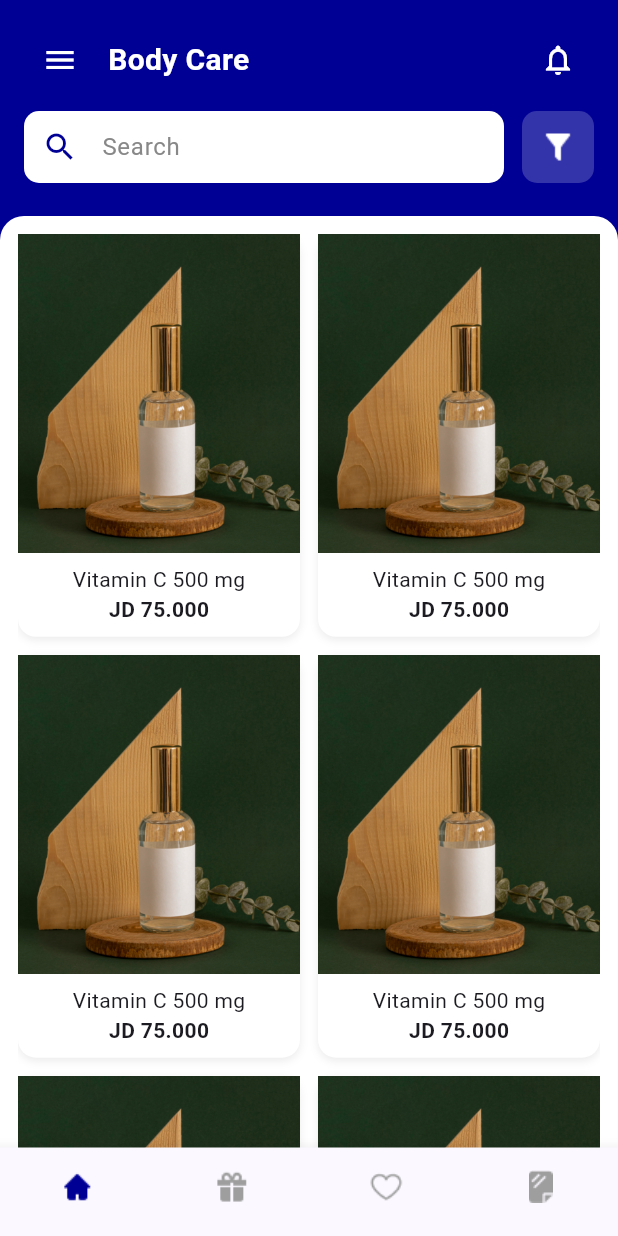
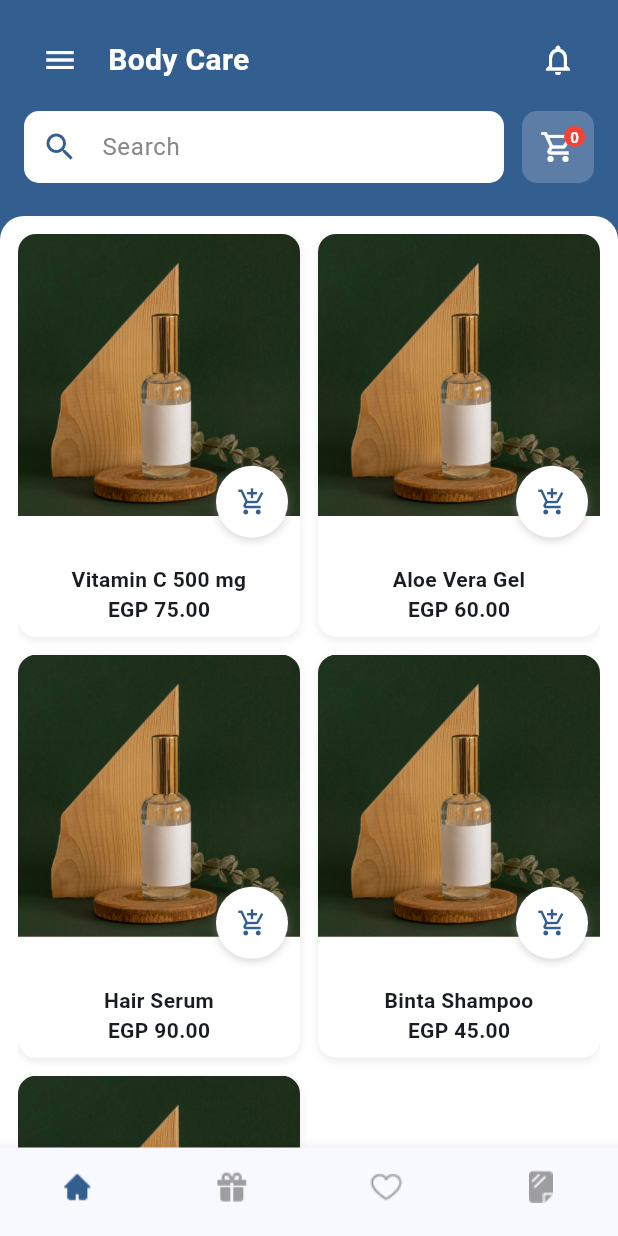
Before and after one commit to Mahmoud810/AST-Graduation-Project, a Flutter app: the screen it shows after launch, on a phone screen of 412 x 824 dp. Run offline on Flutter 3.47's test engine with Material 3 defaults, Android fonts, the phone set to English and light mode, and no system bars; our stand-ins replace cached_network_image, dartz, dio, firebase_messaging, flutter_local_notifications, flutter_svg and 9 more; accounts and stored records are empty.

Commit message:
apply changes ME

```diff
--- a/lib/constants.dart
+++ b/lib/constants.dart
@@ -3,7 +3,7 @@ import 'package:flutter/material.dart';
 
 class AppColors {
   // AppColors._(); // this basically makes it so you can instantiate this class
-  static const Color appColor = Color(0xFF000095); // your main green color
+  static const Color appColor = Color(0xFF335e90); // your main color
   static const Color textDark = Color(0xFF333333);
   static const Color textHint = Color(0xFFB0B0B0);
   static const Color white = Colors.white;
--- a/lib/main.dart
+++ b/lib/main.dart
@@ -1,8 +1,7 @@
 import 'package:flutter/material.dart';
-import 'package:graduation_project/NavBar.dart';
 import 'package:graduation_project/constants.dart';
-import 'package:graduation_project/screens/cart_screen.dart';
-import 'constants.dart';
+
+import 'NavBar.dart';
 
 void main() {
   runApp(const MainApp());
--- a/lib/models/cart_item_model.dart
+++ b/lib/models/cart_item_model.dart
@@ -1,8 +1,8 @@
 class CartItem {
-  final String title;
-  final String imageUrl;
-  final int quantity;
-  final double price;
+  String title;
+  String imageUrl;
+  int quantity;
+  double price;
 
   CartItem({
     required this.title,
--- a/lib/screens/BaseViews/BaseView.dart
+++ b/lib/screens/BaseViews/BaseView.dart
@@ -1,11 +1,12 @@
 import 'package:flutter/material.dart';
+
 import '../../constants.dart';
 
 class BaseView extends StatelessWidget {
   final String title;
   final Widget body;
   final bool isContainSearch;
-  final VoidCallback? onFilterPressed;
+  final VoidCallback? onCartPressed;
   final ValueChanged<String>? onSearchChanged;
   final VoidCallback? onMenuPressed;
   final VoidCallback? onNotificationPressed;
@@ -14,7 +15,7 @@ class BaseView extends StatelessWidget {
     super.key,
     required this.title,
     required this.body,
-    this.onFilterPressed,
+    this.onCartPressed,
     this.onSearchChanged,
     this.onMenuPressed,
     this.onNotificationPressed,
@@ -147,6 +148,9 @@ class BaseView extends StatelessWidget {
                           ),
                         ),
                         const SizedBox(width: horizontalSpacing),
+                        Stack(
+                          alignment: Alignment.topRight,
+                          children: [
                             Container(
                               height: componentHeight,
                               width: componentHeight,
@@ -155,18 +159,42 @@ class BaseView extends StatelessWidget {
                                 borderRadius: BorderRadius.circular(10),
                               ),
                               child: IconButton(
-                            icon: Image.asset(
-                              "assets/filterIcon.png",
+                                icon: const Icon(
+                                  Icons.shopping_cart_outlined,
                                   color: AppColors.white,
-                              height: 24,
+                                  size: 24,
                                 ),
-                            onPressed: onFilterPressed,
+                                onPressed:
+                                    onCartPressed, // same as cart navigation
                                 padding: EdgeInsets.zero,
                                 constraints: const BoxConstraints.tightFor(
                                   width: componentHeight,
                                   height: componentHeight,
                                 ),
                               ),
+                            ),
+
+                            // 🔴 Badge
+                            Positioned(
+                              right: 6,
+                              top: 6,
+                              child: Container(
+                                padding: const EdgeInsets.all(4),
+                                decoration: const BoxDecoration(
+                                  color: AppColors.red,
+                                  shape: BoxShape.circle,
+                                ),
+                                child: const Text(
+                                  '0', // TODO: make dynamic later
+                                  style: TextStyle(
+                                    color: AppColors.white,
+                                    fontSize: 10,
+                                    fontWeight: FontWeight.bold,
+                                  ),
+                                ),
+                              ),
+                            ),
+                          ],
                         ),
                       ],
                     ),
--- a/lib/screens/NavBar/HomeScreen.dart
+++ b/lib/screens/NavBar/HomeScreen.dart
@@ -1,11 +1,78 @@
-// HomeScreen.dart
-
 import 'package:flutter/material.dart';
 import 'package:graduation_project/constants.dart';
+import 'package:graduation_project/models/cart_item_model.dart';
+import 'package:graduation_project/screens/cart_screen.dart';
+
 import '../BaseViews/BaseView.dart';
 
-class HomeScreen extends StatelessWidget {
+class HomeScreen extends StatefulWidget {
   const HomeScreen({super.key});
+
+  @override
+  State<HomeScreen> createState() => _HomeScreenState();
+}
+
+class _HomeScreenState extends State<HomeScreen> {
+  final List<CartItem> cartItems = [];
+
+  // Example list of DIFFERENT products
+  final List<CartItem> availableProducts = [
+    CartItem(
+      title: 'Vitamin C 500 mg',
+      imageUrl: 'assets/product.jpg',
+      price: 75.0,
+      quantity: 1,
+    ),
+    CartItem(
+      title: 'Aloe Vera Gel',
+      imageUrl: 'assets/product.jpg',
+      price: 60.0,
+      quantity: 1,
+    ),
+    CartItem(
+      title: 'Hair Serum',
+      imageUrl: 'assets/product.jpg',
+      price: 90.0,
+      quantity: 1,
+    ),
+    CartItem(
+      title: 'Binta Shampoo',
+      imageUrl: 'assets/product.jpg',
+      price: 45.0,
+      quantity: 1,
+    ),
+    CartItem(
+      title: 'Coconut Oil',
+      imageUrl: 'assets/product.jpg',
+      price: 50.0,
+      quantity: 1,
+    ),
+  ];
+
+  void addToCart(CartItem item) {
+    setState(() {
+      final existingIndex = cartItems.indexWhere((e) => e.title == item.title);
+      if (existingIndex != -1) {
+        cartItems[existingIndex].quantity += 1;
+      } else {
+        cartItems.add(
+          CartItem(
+            title: item.title,
+            imageUrl: item.imageUrl,
+            price: item.price,
+            quantity: 1,
+          ),
+        );
+      }
+    });
+
+    ScaffoldMessenger.of(context).showSnackBar(
+      SnackBar(
+        content: Text("${item.title} added to cart"),
+        duration: const Duration(seconds: 1),
+      ),
+    );
+  }
 
   @override
   Widget build(BuildContext context) {
@@ -13,15 +80,21 @@ class HomeScreen extends StatelessWidget {
       title: "Body Care",
       isContainSearch: true,
       onSearchChanged: (query) => print("Searching: $query"),
-      onFilterPressed: () => print("Filter pressed"),
-      onNotificationPressed: () => print("Notifications pressed"),
+      onCartPressed: () {
+        Navigator.push(
+          context,
+          MaterialPageRoute(builder: (_) => CartScreen(cartItems: cartItems)),
+        );
+      },
+      onNotificationPressed: () => print("Notification pressed"),
       onMenuPressed: () => print("Menu pressed"),
 
-      // body: keep it simple — BaseView already draws the top rounded header,
-      // so don't duplicate the top radii here. Use padding to separate content.
+      // Main product grid
       body: Padding(
         padding: const EdgeInsets.only(top: 12, left: 12, right: 12),
-        child: GridView.builder(
+        child: Stack(
+          children: [
+            GridView.builder(
               padding: EdgeInsets.zero,
               gridDelegate: const SliverGridDelegateWithFixedCrossAxisCount(
                 crossAxisCount: 2,
@@ -29,8 +102,10 @@ class HomeScreen extends StatelessWidget {
                 crossAxisSpacing: 12,
                 mainAxisSpacing: 12,
               ),
-          itemCount: 10,
-          itemBuilder: (context, index) => Container(
+              itemCount: availableProducts.length,
+              itemBuilder: (context, index) {
+                final product = availableProducts[index];
+                return Container(
                   decoration: BoxDecoration(
                     color: AppColors.white,
                     borderRadius: BorderRadius.circular(12),
@@ -45,18 +120,66 @@ class HomeScreen extends StatelessWidget {
                   child: Column(
                     children: [
                       Expanded(
-                  child: Image.asset("assets/product.jpg", fit: BoxFit.cover),
+                        child: Stack(
+                          children: [
+                            ClipRRect(
+                              borderRadius: const BorderRadius.vertical(
+                                top: Radius.circular(12),
+                              ),
+                              child: Image.asset(
+                                product.imageUrl,
+                                fit: BoxFit.cover,
+                                width: double.infinity,
+                              ),
+                            ),
+                            //position for cart icon
+                            Positioned(
+                              bottom: 10,
+                              right: 8,
+                              child: Container(
+                                decoration: BoxDecoration(
+                                  color: Colors.white,
+                                  shape: BoxShape.circle,
+                                  boxShadow: [
+                                    BoxShadow(
+                                      color: Colors.grey.withOpacity(0.4),
+                                      blurRadius: 4,
+                                      offset: const Offset(0, 2),
+                                    ),
+                                  ],
+                                ),
+                                child: IconButton(
+                                  icon: const Icon(
+                                    Icons.add_shopping_cart,
+                                    color: AppColors.appColor,
+                                    size: 20,
+                                  ),
+                                  onPressed: () => addToCart(product),
+                                  constraints: const BoxConstraints(),
+                                  padding: const EdgeInsets.all(6),
+                                ),
+                              ),
+                            ),
+                          ],
+                        ),
                       ),
                       const SizedBox(height: 8),
-                const Text("Vitamin C 500 mg"),
-                const Text(
-                  "JD 75.000",
-                  style: TextStyle(fontWeight: FontWeight.bold),
+                      Text(
+                        product.title,
+                        textAlign: TextAlign.center,
+                        style: const TextStyle(fontWeight: FontWeight.w600),
+                      ),
+                      Text(
+                        "EGP ${product.price.toStringAsFixed(2)}",
+                        style: const TextStyle(fontWeight: FontWeight.bold),
                       ),
                       const SizedBox(height: 8),
                     ],
                   ),
+                );
+              },
             ),
+          ],
         ),
       ),
     );
--- a/lib/widgets/cart_item_widget.dart
+++ b/lib/widgets/cart_item_widget.dart
@@ -1,5 +1,6 @@
 import 'package:flutter/material.dart';
 import 'package:graduation_project/constants.dart';
+
 import '../models/cart_item_model.dart';
 
 class CartItemWidget extends StatelessWidget {
@@ -18,7 +19,7 @@ class CartItemWidget extends StatelessWidget {
           height: 60,
           child: ClipRRect(
             borderRadius: BorderRadius.circular(8),
-            child: Image.network(
+            child: Image.asset(
               item.imageUrl,
               fit: BoxFit.cover,
               errorBuilder: (context, error, stackTrace) =>
```
Also changed, not shown: lib/screens/BaseViews/BaseBackView.dart (+18 -15 lines), lib/screens/cart_screen.dart (+28 -28 lines), lib/screens/payment_summary_screen.dart (+5 -6 lines), lib/screens/payment_visa_screen.dart (+7 -7 lines). Lines whose indentation alone changed are shown as unchanged.
